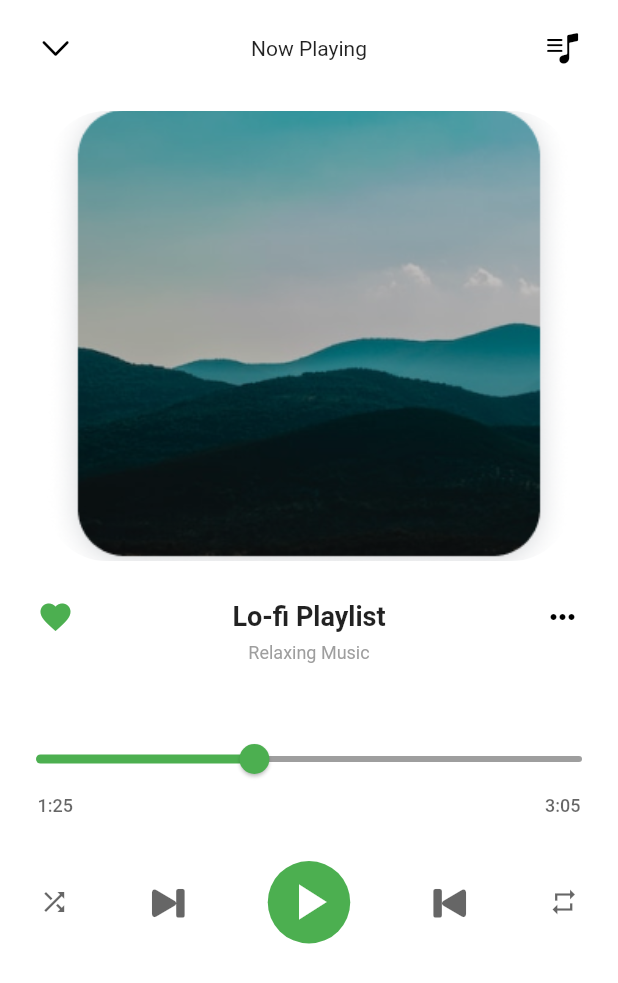
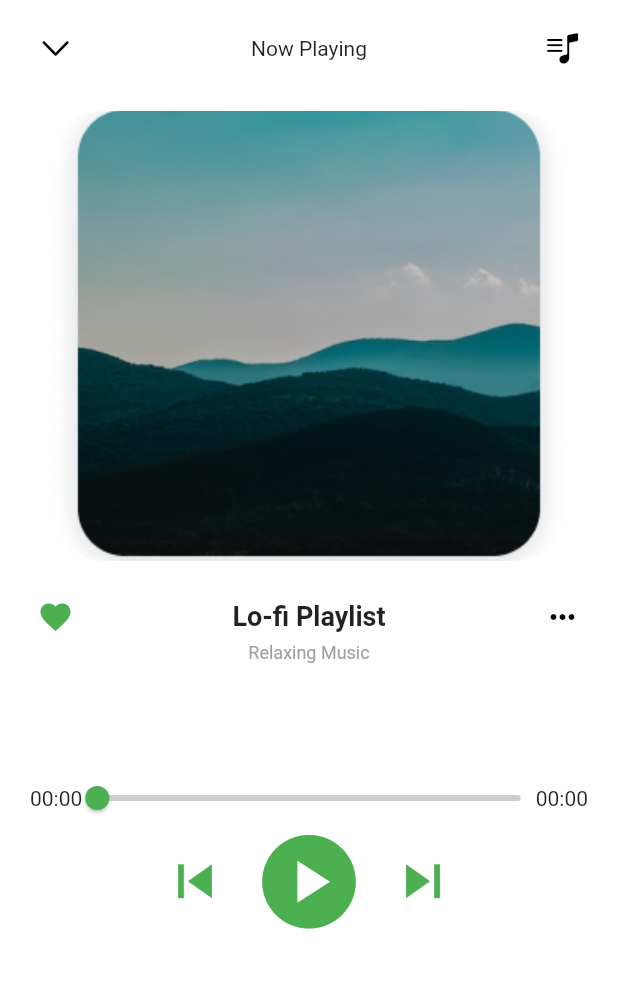
Before and after one commit to SalamiTech/Serenitee-App, a Flutter app: the SongScreenPage screen opened directly, on a phone screen of 412 x 824 dp. Shown: the top 983 px of the screen. Run offline on Flutter 3.47's test engine with Material 2 defaults, Android fonts, the phone set to English and light mode, and no system bars; our stand-ins replace flutter_svg, get, just_audio, rxdart.

Commit message:
Music player works

```diff
--- a/lib/main.dart
+++ b/lib/main.dart
@@ -17,7 +17,7 @@ class MyApp extends StatelessWidget {
   Widget build(BuildContext context) {
     return GetMaterialApp(
       debugShowCheckedModeBanner: false,
-      home: OnBoardingScreen(),
+      home: SongScreenPage(),
       getPages: [
         GetPage(name: '/', page: () => const HomeScreen()),
         GetPage(name: '/song', page: () => const HomeScreen()),
--- a/lib/pages/music/song_screen.dart
+++ b/lib/pages/music/song_screen.dart
@@ -1,9 +1,10 @@
 import 'package:flutter/cupertino.dart';
 import 'package:flutter/material.dart';
 import 'package:just_audio/just_audio.dart';
+import 'package:mental_health/widgets/seekbar.dart';
 import 'package:rxdart/rxdart.dart' as rxdart;
 import '../../ models/song_model.dart';
-import '../../widgets/seekbar.dart';
+import '../../widgets/player_buttons.dart';
 
 class SongScreenPage extends StatefulWidget {
   const SongScreenPage({super.key});
@@ -13,8 +14,6 @@ class SongScreenPage extends StatefulWidget {
 }
 
 class _SongScreenPageState extends State<SongScreenPage> {
-  @override
-  Widget build(BuildContext context) {
   AudioPlayer audioPlayer = AudioPlayer();
   Song song = Song.song[0];
 
@@ -35,15 +34,20 @@ class _SongScreenPageState extends State<SongScreenPage> {
     super.dispose();
   }
 
-    // Stream<SeekBarData> get _seekBarDataStream =>
-    // rxdart.Rx.combineLatest2<Duration, Duration, SeekBarData>(
-    //   audioPlayer.positionStream,
-    //   audioPlayer.durationStream,
-    //   (Duration position, Duration? duration,) {
-    //     return SeekBarData(position, duration?? Duration.zero,);
-    //   }
-    // );
+  Stream<SeekBarData> get _seekBarDataStream =>
+      rxdart.Rx.combineLatest2<Duration, Duration?, SeekBarData>(
+          audioPlayer.positionStream, audioPlayer.durationStream, (
+        Duration position,
+        Duration? duration,
+      ) {
+        return SeekBarData(
+          position,
+          duration ?? Duration.zero,
+        );
+      });
 
+  @override
+  Widget build(BuildContext context) {
     return Container(
       child: Scaffold(
         backgroundColor: Colors.white,
@@ -140,79 +144,11 @@ class _SongScreenPageState extends State<SongScreenPage> {
                   ),
                   Column(
                     children: [
-                      Slider(
-                        min: 0,
-                        max: 100,
-                        value: 40,
-                        onChanged: (value) {},
-                        activeColor: Colors.green,
-                        inactiveColor: Colors.grey,
-                      ),
-                      Padding(
-                        padding: const EdgeInsets.symmetric(horizontal: 25),
-                        child: Row(
-                          mainAxisAlignment: MainAxisAlignment.spaceBetween,
-                          children: [
-                            Text(
-                              "1:25",
-                              style: TextStyle(
-                                color: Colors.black.withOpacity(0.6),
-                                fontWeight: FontWeight.w500,
-                                fontSize: 12,
-                              ),
-                            ),
-                            Text(
-                              "3:05",
-                              style: TextStyle(
-                                color: Colors.black.withOpacity(0.6),
-                                fontWeight: FontWeight.w500,
-                                fontSize: 12,
-                              ),
-                            ),
-                          ],
-                        ),
-                      ),
+                      _MusicPlayer(
+                          seekBarDataStream: _seekBarDataStream,
+                          audioPlayer: audioPlayer),
                       const SizedBox(
                         height: 30,
-                      ),
-                      Row(
-                        mainAxisAlignment: MainAxisAlignment.spaceAround,
-                        children: [
-                          Icon(
-                            Icons.shuffle,
-                            color: Colors.black.withOpacity(0.6),
-                            size: 20,
-                          ),
-                          Icon(
-                            CupertinoIcons.forward_end_fill,
-                            color: Colors.black.withOpacity(0.6),
-                            size: 28,
-                          ),
-                          Container(
-                            alignment: Alignment.center,
-                            height: 55,
-                            width: 55,
-                            decoration: BoxDecoration(
-                              color: Colors.green,
-                              borderRadius: BorderRadius.circular(30),
-                            ),
-                            child: const Icon(
-                              Icons.play_arrow,
-                              color: Colors.white,
-                              size: 40,
-                            ),
-                          ),
-                          Icon(
-                            CupertinoIcons.backward_end_fill,
-                            color: Colors.black.withOpacity(0.6),
-                            size: 28,
-                          ),
-                          Icon(
-                            Icons.repeat,
-                            color: Colors.black.withOpacity(0.6),
-                            size: 20,
-                          ),
-                        ],
                       ),
                     ],
                   )
@@ -225,3 +161,38 @@ class _SongScreenPageState extends State<SongScreenPage> {
     );
   }
 }
+
+class _MusicPlayer extends StatelessWidget {
+  const _MusicPlayer({
+    super.key,
+    required Stream<SeekBarData> seekBarDataStream,
+    required this.audioPlayer,
+  }) : _seekBarDataStream = seekBarDataStream;
+
+  final Stream<SeekBarData> _seekBarDataStream;
+  final AudioPlayer audioPlayer;
+
+  @override
+  Widget build(BuildContext context) {
+    return Padding(
+      padding: const EdgeInsets.symmetric(horizontal: 20.0, vertical: 40.0),
+      child: Column(
+        crossAxisAlignment: CrossAxisAlignment.start,
+        children: [
+          StreamBuilder<SeekBarData>(
+            stream: _seekBarDataStream,
+            builder: (context, snapshot) {
+              final positionData = snapshot.data;
+              return SeekBar(
+                position: positionData?.position ?? Duration.zero,
+                duration: positionData?.duration ?? Duration.zero,
+                onChangedEnd: audioPlayer.seek,
+              );
+            },
+          ),
+          PlayerButtons(audioPlayer: audioPlayer)
+        ],
+      ),
+    );
+  }
+}
--- /dev/null
+++ b/lib/widgets/player_buttons.dart
@@ -0,0 +1,94 @@
+import 'package:flutter/material.dart';
+import 'package:just_audio/just_audio.dart';
+
+class PlayerButtons extends StatelessWidget {
+  const PlayerButtons({
+    super.key,
+    required this.audioPlayer,
+  });
+
+  final AudioPlayer audioPlayer;
+
+  @override
+  Widget build(BuildContext context) {
+    return Row(
+      mainAxisAlignment: MainAxisAlignment.center,
+      children: [
+        StreamBuilder<SequenceState?>(
+          stream: audioPlayer.sequenceStateStream,
+          builder: (context, index) {
+            return IconButton(
+                onPressed:
+                    audioPlayer.hasPrevious ? audioPlayer.seekToPrevious : null,
+                iconSize: 45,
+                icon: const Icon(
+                  Icons.skip_previous,
+                  color: Colors.green,
+                ));
+          },
+        ),
+        StreamBuilder<PlayerState>(
+            stream: audioPlayer.playerStateStream,
+            builder: (context, snapshot) {
+              if (snapshot.hasData) {
+                final playerState = snapshot.data;
+                final processingState = playerState!.processingState;
+
+                if (processingState == ProcessingState.loading ||
+                    processingState == ProcessingState.buffering) {
+                  return Container(
+                    width: 64.0,
+                    height: 64.0,
+                    margin: const EdgeInsets.all(10.0),
+                    child: const CircularProgressIndicator(),
+                  );
+                } else if (!audioPlayer.playing) {
+                  return IconButton(
+                    onPressed: audioPlayer.play,
+                    iconSize: 75,
+                    icon: const Icon(
+                      Icons.play_circle,
+                      color: Colors.green,
+                    ),
+                  );
+                } else if (processingState != ProcessingState.completed) {
+                  return IconButton(
+                    icon: const Icon(
+                      Icons.pause_circle,
+                      color: Colors.green,
+                    ),
+                    onPressed: audioPlayer.pause,
+                    iconSize: 75,
+                  );
+                } else {
+                  return IconButton(
+                    icon: const Icon(
+                      Icons.replay_circle_filled_outlined,
+                      color: Colors.green,
+                    ),
+                    onPressed: () => audioPlayer.seek(Duration.zero,
+                        index: audioPlayer.effectiveIndices!.first),
+                    iconSize: 75,
+                  );
+                }
+              } else {
+                return const CircularProgressIndicator();
+              }
+            }),
+        StreamBuilder<SequenceState?>(
+          stream: audioPlayer.sequenceStateStream,
+          builder: (context, index) {
+            return IconButton(
+                onPressed:
+                    audioPlayer.hasPrevious ? audioPlayer.seekToNext : null,
+                iconSize: 45,
+                icon: const Icon(
+                  Icons.skip_next,
+                  color: Colors.green,
+                ));
+          },
+        ),
+      ],
+    );
+  }
+}
--- a/lib/widgets/seekbar.dart
+++ b/lib/widgets/seekbar.dart
@@ -1,25 +1,99 @@
+import 'dart:math';
+
 import 'package:flutter/material.dart';
+import 'package:get/get.dart';
 
 class SeekBarData {
   final Duration position;
   final Duration duration;
 
-  SeekBarData({
-    required this.position,
-    required this.duration,
-  });
+  SeekBarData(this.position, this.duration);
 }
 
 class SeekBar extends StatefulWidget {
-  const SeekBar({super.key});
+  final Duration position;
+  final Duration duration;
+  final ValueChanged<Duration>? onChanged;
+  final ValueChanged<Duration>? onChangedEnd;
+
+  const SeekBar(
+      {super.key,
+      required this.position,
+      required this.duration,
+      this.onChanged,
+      this.onChangedEnd});
 
   @override
   State<SeekBar> createState() => _SeekBarState();
 }
 
 class _SeekBarState extends State<SeekBar> {
+  double? _dragValue;
+
+  String _formatDuration(Duration? duration) {
+    if (duration == null) {
+      return '--:--';
+    } else {
+      String minutes = duration.inMinutes.toString().padLeft(2, '0');
+      String seconds =
+          duration.inSeconds.remainder(60).toString().padLeft(2, '0');
+      return '$minutes:$seconds';
+    }
+  }
+
   @override
   Widget build(BuildContext context) {
-    return Container();
+    return Row(
+      children: [
+        Text(_formatDuration(widget.position)),
+        Expanded(
+          child: SliderTheme(
+            data: SliderTheme.of(context).copyWith(
+              trackHeight: 4,
+              thumbShape: const RoundSliderThumbShape(
+                disabledThumbRadius: 4,
+                enabledThumbRadius: 8,
+              ),
+              overlayShape: const RoundSliderOverlayShape(
+                overlayRadius: 10,
+              ),
+              activeTrackColor: Colors.green,
+              inactiveTrackColor: Colors.grey.withOpacity(0.5),
+              thumbColor: Colors.green,
+              overlayColor: Colors.green,
+            ),
+            child: Slider(
+              min: 0.0,
+              max: widget.duration.inMilliseconds.toDouble(),
+              value: min(
+                _dragValue ?? widget.position.inMilliseconds.toDouble(),
+                widget.duration.inMilliseconds.toDouble(),
+              ),
+              onChanged: (value) {
+                setState(() {
+                  _dragValue = value;
+                });
+                if (widget.onChanged != null) {
+                  widget.onChanged!(Duration(
+                    milliseconds: value.round(),
+                  ));
+                }
+              },
+              onChangeEnd: (value) {
+                if (widget.onChangedEnd != null) {
+                  widget.onChangedEnd!(
+                    Duration(
+                      milliseconds: value.round(),
+                    ),
+                  );
+                }
+                _dragValue = null;
+              },
+            ),
+          ),
+        ),
+        Text(_formatDuration(widget.duration)),
+      ],
+    );
   }
 }
--- a/lib/widgets/widgets.dart
+++ b/lib/widgets/widgets.dart
@@ -1,2 +1,4 @@
 export 'section_header.dart';
 export 'song_card.dart';
+export 'seekbar.dart';
+export 'player_buttons.dart';
```
Lines whose indentation alone changed are shown as unchanged.
